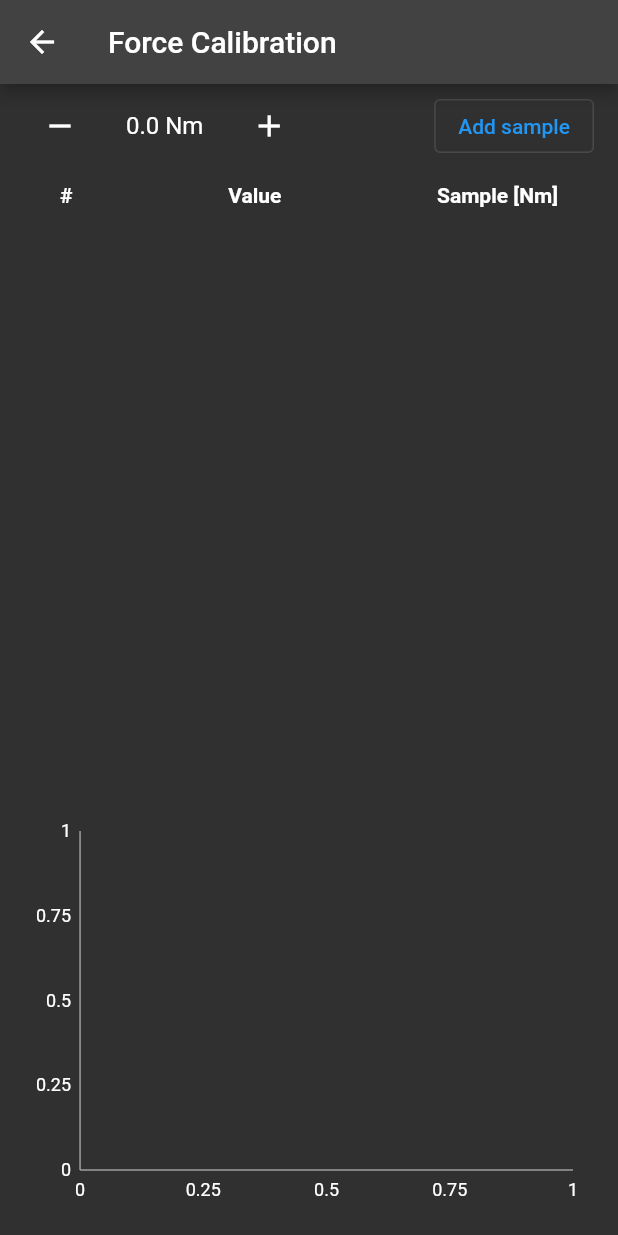
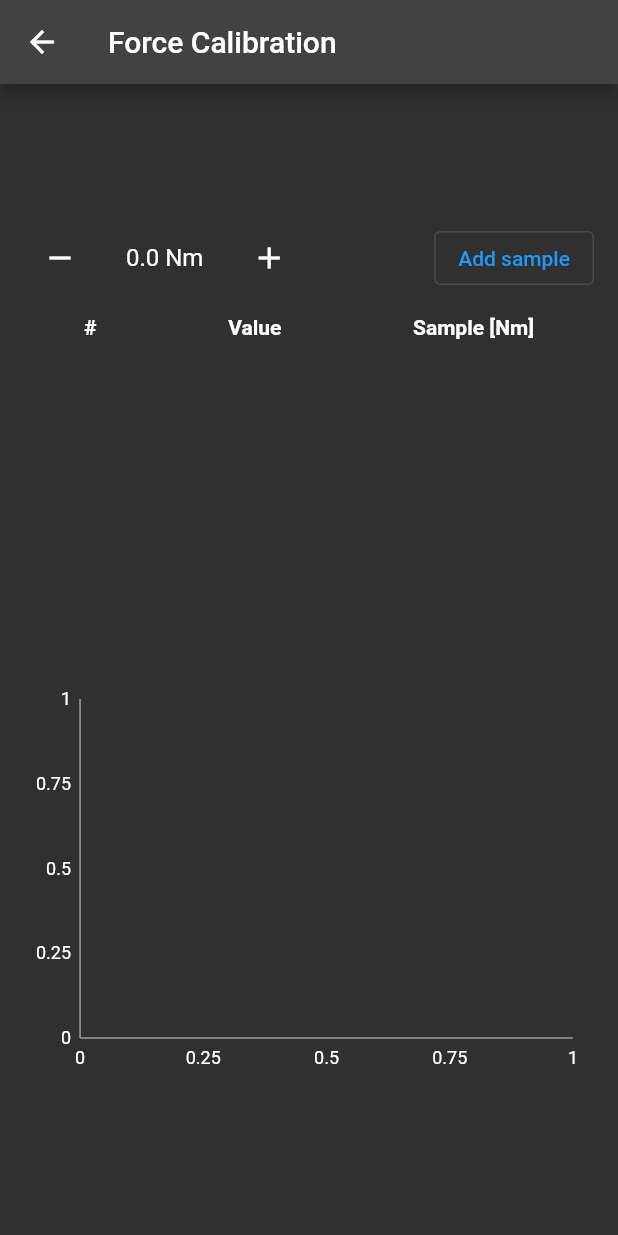
Before and after one commit to seihan/feetback_app, a Flutter app: the CalibrationScreen screen opened directly, on a phone screen of 412 x 824 dp. Run offline on Flutter 3.47's test engine with Material 2 defaults, Android fonts, the phone set to English and light mode, and no system bars; our stand-ins replace charts_flutter, flutter_blue_plus, flutter_svg, permission_handler, rxdart, shared_preferences and 1 more; missing offline and left inert: scidart; accounts and stored records are empty.

Commit message:
added switch to toggle feedback - added feedback switch to settings - refactored models - removed orientation limits - added alignment property to scrollable widget

```diff
--- a/lib/screens/calibration_screen.dart
+++ b/lib/screens/calibration_screen.dart
@@ -3,6 +3,7 @@ import 'dart:async';
 import 'package:collection/collection.dart';
 import 'package:feet_back_app/models/calibration_model.dart';
 import 'package:feet_back_app/models/sensor_state_model.dart';
+import 'package:feet_back_app/widgets/scrollable_vertical_widget.dart';
 import 'package:feet_back_app/widgets/xy_chart.dart';
 import 'package:flutter/material.dart';
 
@@ -49,8 +50,7 @@ class _CalibrationScreenState extends State<CalibrationScreen> {
             ),
         ],
       ),
-      body: Column(
-        crossAxisAlignment: CrossAxisAlignment.end,
+      body: ScrollableVerticalWidget(
         children: [
           ListTile(
             title: Row(
@@ -75,8 +75,10 @@ class _CalibrationScreenState extends State<CalibrationScreen> {
               ],
             ),
           ),
-          const Padding(
-            padding: EdgeInsets.symmetric(horizontal: 40, vertical: 10),
+          const SizedBox(
+            width: 300,
+            child: Padding(
+              padding: EdgeInsets.symmetric(vertical: 10),
               child: Row(
                 mainAxisAlignment: MainAxisAlignment.spaceBetween,
                 children: [
@@ -95,7 +97,10 @@ class _CalibrationScreenState extends State<CalibrationScreen> {
                 ],
               ),
             ),
-          Expanded(
+          ),
+          SizedBox(
+            height: 200,
+            width: 300,
             child: ListView.builder(
                 itemCount: model.calibrationTable.values.length,
                 itemBuilder: (BuildContext context, int index) {
@@ -105,20 +110,15 @@ class _CalibrationScreenState extends State<CalibrationScreen> {
                   );
                   final String sample =
                       model.calibrationTable.samples[index].toStringAsFixed(
-                    2,
+                    0,
                   );
-                  return Padding(
-                    padding: const EdgeInsets.symmetric(
-                      horizontal: 40,
-                    ),
-                    child: Row(
+                  return Row(
                     mainAxisAlignment: MainAxisAlignment.spaceBetween,
                     children: [
                       Text('${index + 1}'),
                       Text(value),
                       Text(sample),
                     ],
-                    ),
                   );
                 }),
           ),
--- a/lib/widgets/scrollable_vertical_widget.dart
+++ b/lib/widgets/scrollable_vertical_widget.dart
@@ -1,10 +1,16 @@
 import 'package:flutter/material.dart';
 
 class ScrollableVerticalWidget extends StatelessWidget {
+  final MainAxisAlignment? mainAxisAlignment;
+  final CrossAxisAlignment? crossAxisAlignment;
   final List<Widget> children;
 
-  const ScrollableVerticalWidget({Key? key, required this.children})
-      : super(key: key);
+  const ScrollableVerticalWidget({
+    Key? key,
+    required this.children,
+    this.mainAxisAlignment,
+    this.crossAxisAlignment,
+  }) : super(key: key);
 
   @override
   Widget build(BuildContext context) {
@@ -14,7 +20,9 @@ class ScrollableVerticalWidget extends StatelessWidget {
           child: ConstrainedBox(
             constraints: BoxConstraints(minHeight: constraints.maxHeight),
             child: Column(
-              crossAxisAlignment: CrossAxisAlignment.center,
+              mainAxisAlignment: mainAxisAlignment ?? MainAxisAlignment.center,
+              crossAxisAlignment:
+                  crossAxisAlignment ?? CrossAxisAlignment.center,
               children: children,
             ),
           ),
```
Also changed, not shown: lib/models/bluetooth_connection_model.dart (+11 -3 lines), lib/models/sensor_state_model.dart (+0 -9 lines), lib/models/transmission_handler.dart (+11 -1 lines), lib/screens/feedback_settings.dart (+29 -8 lines), lib/screens/home.dart (+0 -9 lines), lib/widgets/side_menu.dart (+5 -3 lines). Lines whose indentation alone changed are shown as unchanged.
